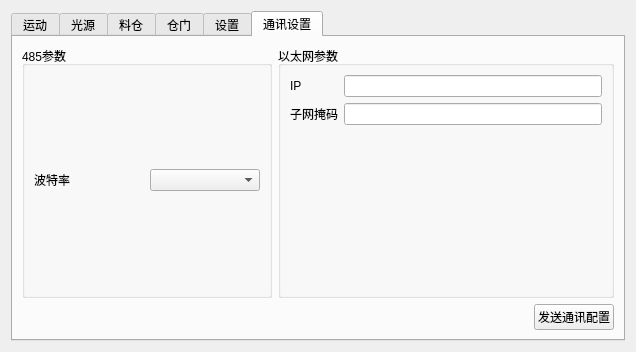
This is FlexControlSystem/FlexControlSystem/controlpanel.ui in SA-Dynamics/Outsourcing as Qt 5 draws it before an edit. The edited form follows.
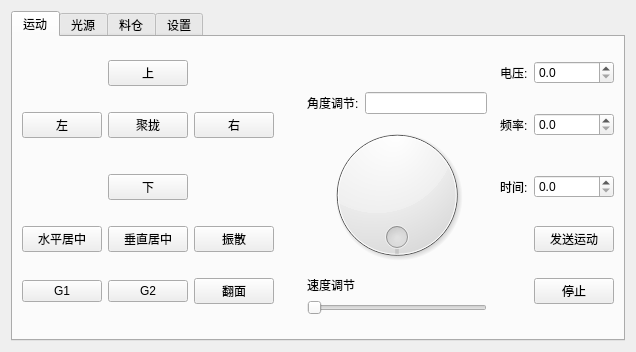
This is the edited form. The open tabs and pages were chosen to show the change.

Diff of the .ui file:
```diff
--- a/FlexControlSystem/FlexControlSystem/controlpanel.ui
+++ b/FlexControlSystem/FlexControlSystem/controlpanel.ui
@@ -518,53 +518,6 @@
          </item>
         </layout>
        </widget>
-       <widget class="QWidget" name="tab_4">
-        <attribute name="title">
-         <string>仓门</string>
-        </attribute>
-        <layout class="QGridLayout" name="gridLayout_10">
-         <item row="0" column="0">
-          <layout class="QGridLayout" name="gridLayout_9">
-           <item row="0" column="1">
-            <widget class="QDoubleSpinBox" name="doubleSpinBox_4"/>
-           </item>
-           <item row="1" column="0">
-            <spacer name="verticalSpacer_2">
-             <property name="orientation">
-              <enum>Qt::Vertical</enum>
-             </property>
-             <property name="sizeHint" stdset="0">
-              <size>
-               <width>20</width>
-               <height>40</height>
-              </size>
-             </property>
-            </spacer>
-           </item>
-           <item row="0" column="0">
-            <widget class="QLabel" name="label_12">
-             <property name="text">
-              <string>开仓门时间</string>
-             </property>
-            </widget>
-           </item>
-           <item row="0" column="2">
-            <spacer name="horizontalSpacer_4">
-             <property name="orientation">
-              <enum>Qt::Horizontal</enum>
-             </property>
-             <property name="sizeHint" stdset="0">
-              <size>
-               <width>40</width>
-               <height>20</height>
-              </size>
-             </property>
-            </spacer>
-           </item>
-          </layout>
-         </item>
-        </layout>
-       </widget>
        <widget class="QWidget" name="tab_5">
         <attribute name="title">
          <string>设置</string>
@@ -664,119 +617,6 @@
          </item>
         </layout>
        </widget>
-       <widget class="QWidget" name="tab_6">
-        <attribute name="title">
-         <string>通讯设置</string>
-        </attribute>
-        <layout class="QGridLayout" name="gridLayout_14">
-         <item row="0" column="0">
-          <layout class="QGridLayout" name="gridLayout_13">
-           <item row="1" column="2">
-            <widget class="QPushButton" name="pushButton">
-             <property name="text">
-              <string>发送通讯配置</string>
-             </property>
-            </widget>
-           </item>
-           <item row="1" column="0">
-            <spacer name="horizontalSpacer_6">
-             <property name="orientation">
-              <enum>Qt::Horizontal</enum>
-             </property>
-             <property name="sizeHint" stdset="0">
-              <size>
-               <width>40</width>
-               <height>20</height>
-              </size>
-             </property>
-            </spacer>
-           </item>
-           <item row="0" column="0">
-            <widget class="QGroupBox" name="groupBox_2">
-             <property name="title">
-              <string>485参数</string>
-             </property>
-             <layout class="QGridLayout" name="gridLayout_19">
-              <item row="0" column="0">
-               <layout class="QGridLayout" name="gridLayout_17">
-                <item row="0" column="0">
-                 <widget class="QLabel" name="label_19">
-                  <property name="text">
-                   <string>波特率</string>
-                  </property>
-                 </widget>
-                </item>
-                <item row="0" column="1">
-                 <widget class="QComboBox" name="comboBox"/>
-                </item>
-               </layout>
-              </item>
-             </layout>
-            </widget>
-           </item>
-           <item row="1" column="1">
-            <spacer name="horizontalSpacer_7">
-             <property name="orientation">
-              <enum>Qt::Horizontal</enum>
-             </property>
-             <property name="sizeHint" stdset="0">
-              <size>
-               <width>40</width>
-               <height>20</height>
-              </size>
-             </property>
-            </spacer>
-           </item>
-           <item row="0" column="1" colspan="2">
-            <widget class="QGroupBox" name="groupBox_3">
-             <property name="title">
-              <string>以太网参数</string>
-             </property>
-             <layout class="QGridLayout" name="gridLayout_20">
-              <item row="0" column="0">
-               <layout class="QGridLayout" name="gridLayout_18">
-                <item row="0" column="1">
-                 <widget class="QLineEdit" name="lineEdit"/>
-                </item>
-                <item row="0" column="0">
-                 <widget class="QLabel" name="label_20">
-                  <property name="text">
-                   <string>IP</string>
-                  </property>
-                 </widget>
-                </item>
-                <item row="1" column="0">
-                 <widget class="QLabel" name="label_21">
-                  <property name="text">
-                   <string>子网掩码</string>
-                  </property>
-                 </widget>
-                </item>
-                <item row="1" column="1">
-                 <widget class="QLineEdit" name="lineEdit_2"/>
-                </item>
-                <item row="2" column="1">
-                 <spacer name="verticalSpacer_5">
-                  <property name="orientation">
-                   <enum>Qt::Vertical</enum>
-                  </property>
-                  <property name="sizeHint" stdset="0">
-                   <size>
-                    <width>20</width>
-                    <height>40</height>
-                   </size>
-                  </property>
-                 </spacer>
-                </item>
-               </layout>
-              </item>
-             </layout>
-            </widget>
-           </item>
-          </layout>
-         </item>
-        </layout>
-       </widget>
       </widget>
      </item>
     </layout>
```
Left out of the diff: 109 changed lines with no effect on the pictures.
